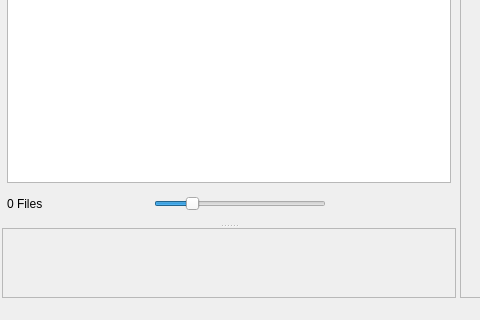
Above: mainwindow.ui from merrillaldrich/compendia before the change; both pictures show x 359 to 839 and y 480 to 800 of the 1200 by 800 pixel window. Below: the same form after it.
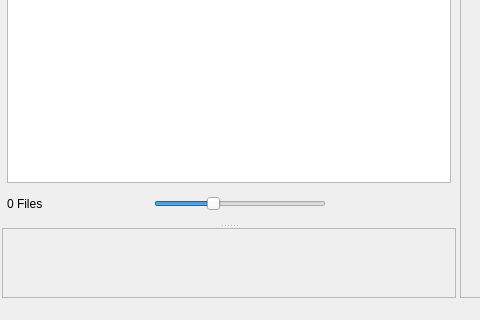
That is the form after the change. Custom widgets are drawn as their Qt base class.

Commit message:
Reduce icon sizes to 100/200px and tighten zoom slider range
Drop 50px and 400px thumbnail sizes to cut per-batch memory in half.
Remap zoom slider to 50–200px (was 25–400px) to match new image bounds;
adjust default value to keep the startup icon size at ~100px.

Patch:
```diff
--- a/mainwindow.ui
+++ b/mainwindow.ui
@@ -452,7 +452,7 @@
                  <number>100</number>
                 </property>
                 <property name="value">
-                 <number>20</number>
+                 <number>33</number>
                 </property>
                 <property name="orientation">
                  <enum>Qt::Orientation::Horizontal</enum>
```
The commit also changes 2 other files.
